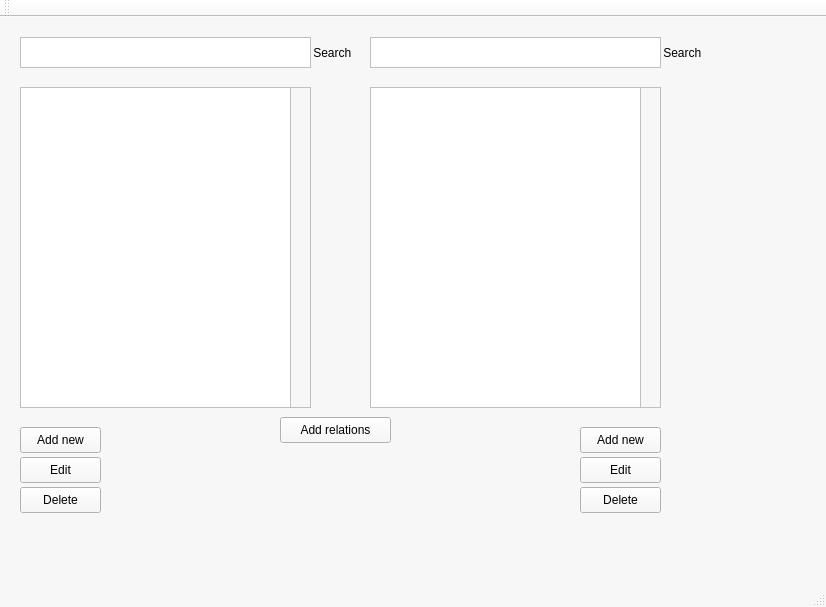
Above: mainwindow.ui from Hopur-50/Verkefni3 before the change. Below: the same form after it.
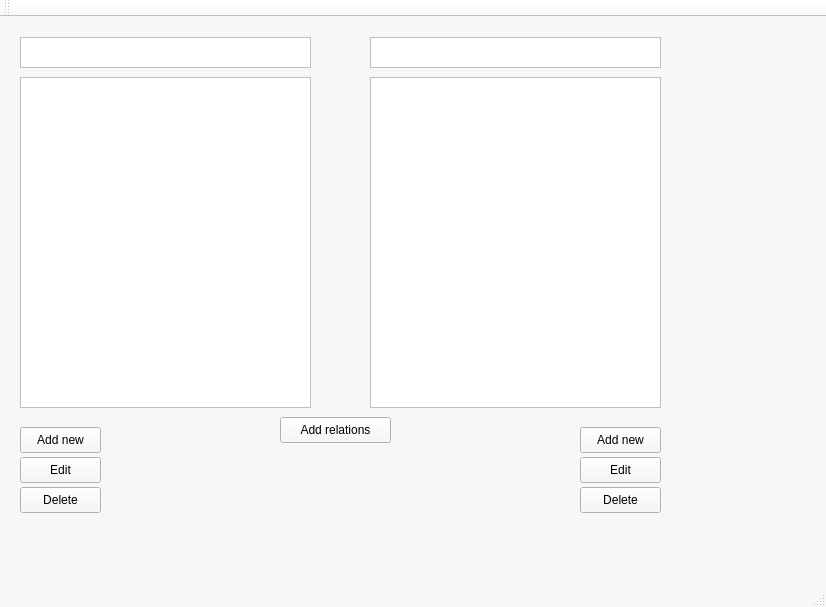
That is the form after the change.

The edit to the form file:
```diff
--- a/mainwindow.ui
+++ b/mainwindow.ui
@@ -429,19 +429,9 @@
    <string>MainWindow</string>
   </property>
   <widget class="QWidget" name="centralWidget">
-   <widget class="QColumnView" name="columnView">
+   <widget class="QPushButton" name="deleteComputerButton">
     <property name="geometry">
      <rect>
-      <x>20</x>
-      <y>70</y>
-      <width>291</width>
-      <height>321</height>
-     </rect>
-    </property>
-   </widget>
-   <widget class="QPushButton" name="deleteScientist_2">
-    <property name="geometry">
-     <rect>
       <x>580</x>
       <y>470</y>
       <width>81</width>
@@ -465,19 +455,9 @@
      <string>Add new</string>
     </property>
    </widget>
-   <widget class="QColumnView" name="columnView_2">
+   <widget class="QPushButton" name="deleteScientistButton">
     <property name="geometry">
      <rect>
-      <x>370</x>
-      <y>70</y>
-      <width>291</width>
-      <height>321</height>
-     </rect>
-    </property>
-   </widget>
-   <widget class="QPushButton" name="deleteScientist">
-    <property name="geometry">
-     <rect>
       <x>20</x>
       <y>470</y>
       <width>81</width>
@@ -527,53 +507,7 @@
      <string>Edit</string>
     </property>
    </widget>
-   <widget class="QScrollArea" name="scrollArea">
-    <property name="geometry">
-     <rect>
-      <x>290</x>
-      <y>70</y>
-      <width>21</width>
-      <height>321</height>
-     </rect>
-    </property>
-    <property name="widgetResizable">
-     <bool>true</bool>
-    </property>
-    <widget class="QWidget" name="scrollAreaWidgetContents">
-     <property name="geometry">
-      <rect>
-       <x>0</x>
-       <y>0</y>
-       <width>19</width>
-       <height>319</height>
-      </rect>
-     </property>
-    </widget>
-   </widget>
-   <widget class="QScrollArea" name="scrollArea_2">
-    <property name="geometry">
-     <rect>
-      <x>640</x>
-      <y>70</y>
-      <width>21</width>
-      <height>321</height>
-     </rect>
-    </property>
-    <property name="widgetResizable">
-     <bool>true</bool>
-    </property>
-    <widget class="QWidget" name="scrollAreaWidgetContents_2">
-     <property name="geometry">
-      <rect>
-       <x>0</x>
-       <y>0</y>
-       <width>19</width>
-       <height>319</height>
-      </rect>
-     </property>
-    </widget>
-   </widget>
-   <widget class="QPushButton" name="addRelations">
+   <widget class="QPushButton" name="addRelationsButton">
     <property name="geometry">
      <rect>
       <x>280</x>
@@ -606,31 +540,25 @@
      </rect>
     </property>
    </widget>
-   <widget class="QLabel" name="label">
+   <widget class="QTableWidget" name="tableScientist">
     <property name="geometry">
      <rect>
-      <x>300</x>
-      <y>20</y>
-      <width>81</width>
-      <height>31</height>
+      <x>20</x>
+      <y>60</y>
+      <width>291</width>
+      <height>331</height>
      </rect>
     </property>
-    <property name="text">
-     <string>    Search</string>
-    </property>
    </widget>
-   <widget class="QLabel" name="label_2">
+   <widget class="QTableWidget" name="tableComputer">
     <property name="geometry">
      <rect>
-      <x>650</x>
-      <y>20</y>
-      <width>81</width>
-      <height>31</height>
+      <x>370</x>
+      <y>60</y>
+      <width>291</width>
+      <height>331</height>
      </rect>
     </property>
-    <property name="text">
-     <string>    Search</string>
-    </property>
    </widget>
   </widget>
   <widget class="QMenuBar" name="menuBar">
```
Left out of the diff: 8 changed lines with no effect on the pictures.
